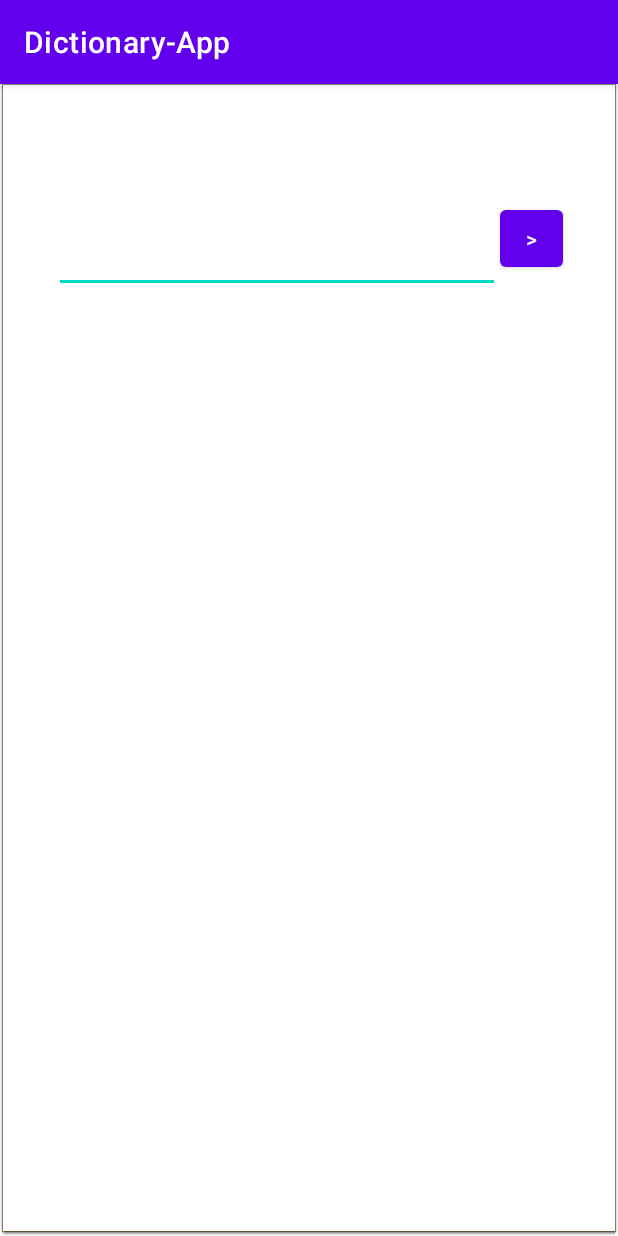
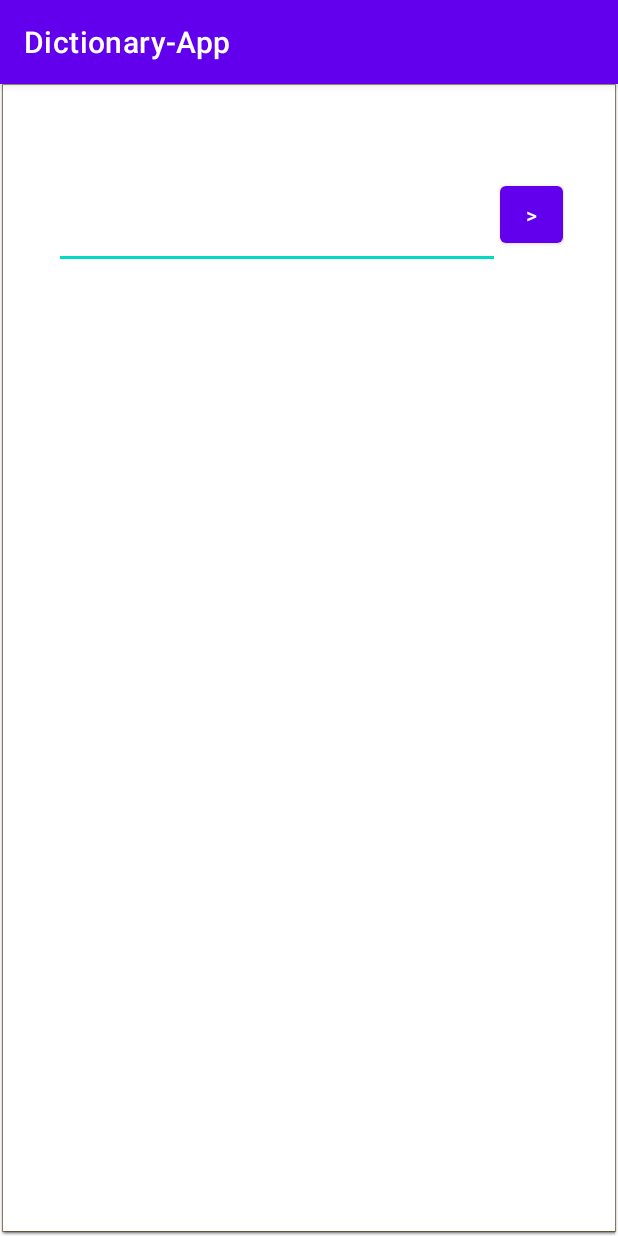
Before and after one commit to Jarwesbub/Dictionary-App, an Android app: the SearchActivity screen opened directly, with no data from a screen before it, on a phone screen of 412 x 824 dp. Run offline under Robolectric (Android 15) with nearby library versions, the phone set to English and light mode, and no system bars; libraries missing offline, so code that uses them is left out: dev.esnault.wanakana.

Commit message:
Preparing for merge with development

```diff
--- a/mobile/app/src/main/java/com/example/dictionary_app/WordListActivity.kt
+++ b/mobile/app/src/main/java/com/example/dictionary_app/WordListActivity.kt
@@ -16,8 +16,9 @@ import com.example.dictionary_app.databinding.ActivityWordListBinding
 class WordListActivity : AppCompatActivity() {
     private lateinit var binding: ActivityWordListBinding
     var gridView: GridView? = null
+    // Testing
     private val wordsList = arrayOf(
-        "Arigato", "Konnichiwa", "Samurai", "Ninja", "Mizu", "Kaze", "Aoi"
+        "Hello", "Thanks", "Goodbye", "House", "Sun", "Moon"
 
     )
 
--- a/mobile/app/src/main/res/layout/activity_search.xml
+++ b/mobile/app/src/main/res/layout/activity_search.xml
@@ -8,21 +8,11 @@
     android:background="@android:drawable/editbox_dropdown_light_frame"
     tools:context=".SearchActivity">
 
-    <TextView
-        android:id="@+id/tvApiStatus"
-        android:layout_width="wrap_content"
-        android:layout_height="wrap_content"
-        android:text="Status:"
-        app:layout_constraintBottom_toTopOf="@+id/liLayoutSearch"
-        app:layout_constraintEnd_toEndOf="parent"
-        app:layout_constraintStart_toStartOf="parent"
-        app:layout_constraintTop_toTopOf="parent" />
-
     <LinearLayout
         android:id="@+id/liLayoutSearch"
         android:layout_width="340dp"
         android:layout_height="74dp"
-        android:layout_marginTop="64dp"
+        android:layout_marginTop="48dp"
         android:orientation="horizontal"
         app:layout_constraintEnd_toEndOf="parent"
         app:layout_constraintStart_toStartOf="parent"
```
Also changed, not shown: mobile/app/src/main/java/com/example/dictionary_app/SearchActivity.kt (+18 -4 lines).
